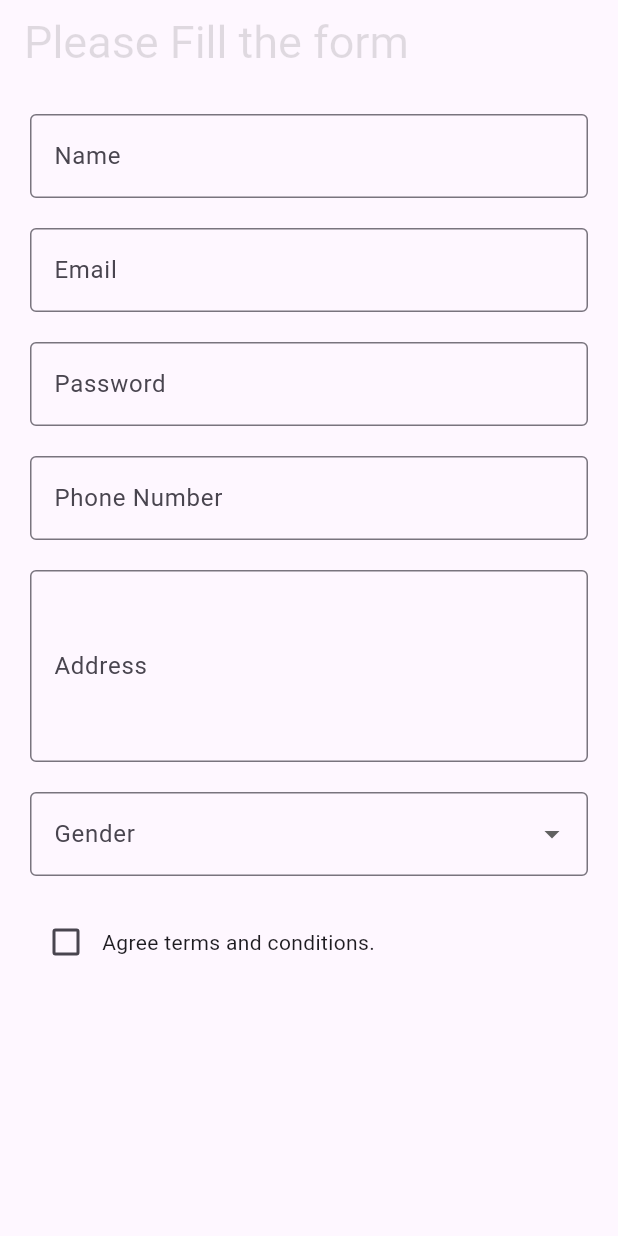
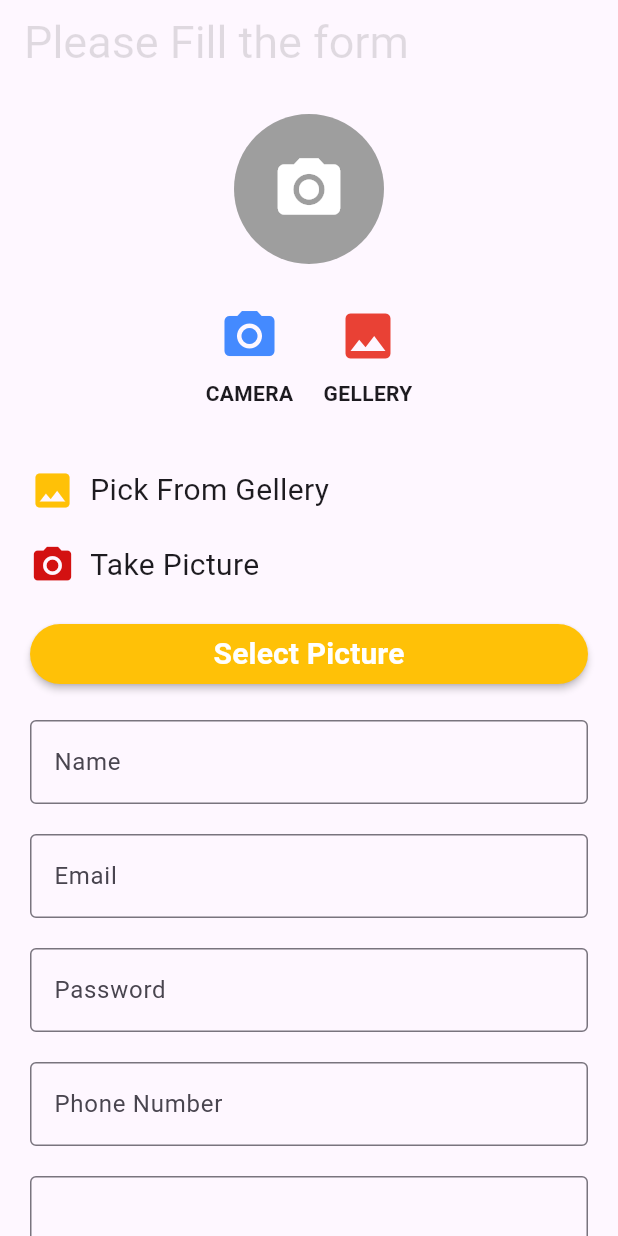
Before and after one commit to Faiyaz502/Flutter-PracticeApp, a Flutter app: the FormFill screen opened directly, on a phone screen of 412 x 824 dp. Run offline on Flutter 3.47's test engine with Material 3 defaults, Android fonts, the phone set to English and light mode, and no system bars; our stand-ins replace fluttertoast, image_picker.

Commit message:
e-commerce

```diff
--- a/lib/practice.dart
+++ b/lib/practice.dart
@@ -1,5 +1,8 @@
+import 'dart:io';
+
 import 'package:flutter/material.dart';
 import 'package:fluttertoast/fluttertoast.dart';
+import 'package:image_picker/image_picker.dart';
 
 void main() {
   runApp(demo());
@@ -163,6 +166,28 @@ class _FormFillState extends State<FormFill> {
   TextEditingController numberEd = TextEditingController();
   TextEditingController multilineEd = TextEditingController();
 
+  File? pickedImage;
+
+  Future<void> pickImage(ImageSource source) async {
+    final picker = ImagePicker();
+    final pickedFile = await picker.pickImage(source: source);
+    if (pickedFile != null) {
+      setState(() {
+        pickedImage = File(pickedFile.path);
+      });
+    }
+  }
+
+  Future<void> pickImage1() async {
+    final picker = ImagePicker();
+    final pickedFile = await picker.pickImage(source: ImageSource.gallery);
+    if (pickedFile != null) {
+      setState(() {
+        pickedImage = File(pickedFile.path);
+      });
+    }
+  }
+
   String? selectedGender;
   bool agree = false;
   bool notification = false;
@@ -177,6 +202,38 @@ class _FormFillState extends State<FormFill> {
     );
   }
 
+  void openImageSourceDialog() {
+    showDialog(
+      context: context,
+      builder: (dialogCtx) {
+        return AlertDialog(
+          title: const Text("Select Image Source"),
+          content: Column(
+            mainAxisSize: MainAxisSize.min,
+            children: [
+              ListTile(
+                leading: const Icon(Icons.image, color: Colors.red),
+                title: const Text("Gallery"),
+                onTap: () {
+                  Navigator.of(dialogCtx, rootNavigator: true).pop();
+                  pickImage(ImageSource.gallery);
+                },
+              ),
+              ListTile(
+                leading: const Icon(Icons.camera_alt, color: Colors.blueAccent),
+                title: const Text("Camera"),
+                onTap: () {
+                  Navigator.of(dialogCtx, rootNavigator: true).pop();
+                  pickImage(ImageSource.camera);
+                },
+              ),
+            ],
+          ),
+        );
+      },
+    );
+  }
+
   @override
   Widget build(BuildContext context) {
     return Scaffold(
@@ -188,6 +245,127 @@ class _FormFillState extends State<FormFill> {
         scrollDirection: Axis.vertical,
         padding: EdgeInsets.all(20),
         children: [
+          GestureDetector(
+            onTap: pickImage1,
+            child: CircleAvatar(
+              radius: 50,
+              backgroundColor: Colors.grey,
+              backgroundImage: pickedImage != null
+                  ? FileImage(pickedImage!)
+                  : null,
+              child: pickedImage == null
+                  ? Icon(Icons.camera_alt, size: 50, color: Colors.white)
+                  : null,
+            ),
+          ),
+          SizedBox(height: 20),
+          Row(
+            mainAxisAlignment: MainAxisAlignment.center,
+            spacing: 20,
+            children: [
+              Column(
+                children: [
+                  IconButton(
+                    onPressed: () {
+                      pickImage(ImageSource.camera);
+                    },
+                    icon: Icon(
+                      Icons.camera_alt,
+                      size: 40,
+                      color: Colors.blueAccent,
+                    ),
+                  ),
+                  Text("CAMERA", style: TextStyle(fontWeight: FontWeight.bold)),
+                ],
+              ),
+
+              Column(
+                children: [
+                  IconButton(
+                    onPressed: () {
+                      pickImage(ImageSource.gallery);
+                    },
+                    icon: Icon(
+                      Icons.photo,
+                      size: 40,
+                      color: const Color.fromARGB(255, 233, 65, 53),
+                    ),
+                  ),
+                  Text(
+                    "GELLERY",
+                    style: TextStyle(fontWeight: FontWeight.bold),
+                  ),
+                ],
+              ),
+            ],
+          ),
+
+          SizedBox(height: 40),
+          GestureDetector(
+            onTap: () {
+              pickImage(ImageSource.gallery);
+            },
+            child: Row(
+              spacing: 10,
+              mainAxisAlignment: MainAxisAlignment.start,
+
+              children: [
+                Icon(Icons.photo, size: 30, color: Colors.amber),
+                Text("Pick From Gellery", style: TextStyle(fontSize: 20)),
+              ],
+            ),
+          ),
+          SizedBox(height: 20),
+          GestureDetector(
+            onTap: () {
+              pickImage(ImageSource.camera);
+            },
+            child: Row(
+              spacing: 10,
+              mainAxisAlignment: MainAxisAlignment.start,
+              children: [
+                Icon(
+                  Icons.camera_alt,
+                  size: 30,
+                  color: const Color.fromARGB(255, 211, 17, 17),
+                ),
+                Text("Take Picture", style: TextStyle(fontSize: 20)),
+              ],
+            ),
+          ),
+          SizedBox(height: 20),
+
+          ElevatedButton(
+            style: ButtonStyle(
+              backgroundColor: WidgetStateProperty.resolveWith((states) {
+                if (states.contains(WidgetState.hovered)) {
+                  return Colors.orange; // on hover
+                }
+                return Colors.amber; // normal
+              }),
+              elevation: WidgetStateProperty.resolveWith((states) {
+                if (states.contains(WidgetState.hovered)) {
+                  return 10;
+                }
+                return 2;
+              }),
+            ),
+
+            onPressed: () {
+              openImageSourceDialog();
+            },
+            child: Text(
+              "Select Picture",
+              style: TextStyle(
+                color: Colors.white,
+                fontSize: 20,
+                fontWeight: FontWeight.bold,
+              ),
+            ),
+          ),
+
+          SizedBox(height: 20),
+
           //Name
           TextField(
             controller: nameEd,
--- a/pubspec.yaml
+++ b/pubspec.yaml
@@ -31,6 +31,7 @@ dependencies:
   flutter:
     sdk: flutter
   fluttertoast: ^8.2.2
+  image_picker: ^1.2.1
   # The following adds the Cupertino Icons font to your application.
   # Use with the CupertinoIcons class for iOS style icons.
   cupertino_icons: ^1.0.8
```
Also changed, not shown: lib/routes.dart (added, +301 -0 lines), pubspec.lock, 6 other files.
